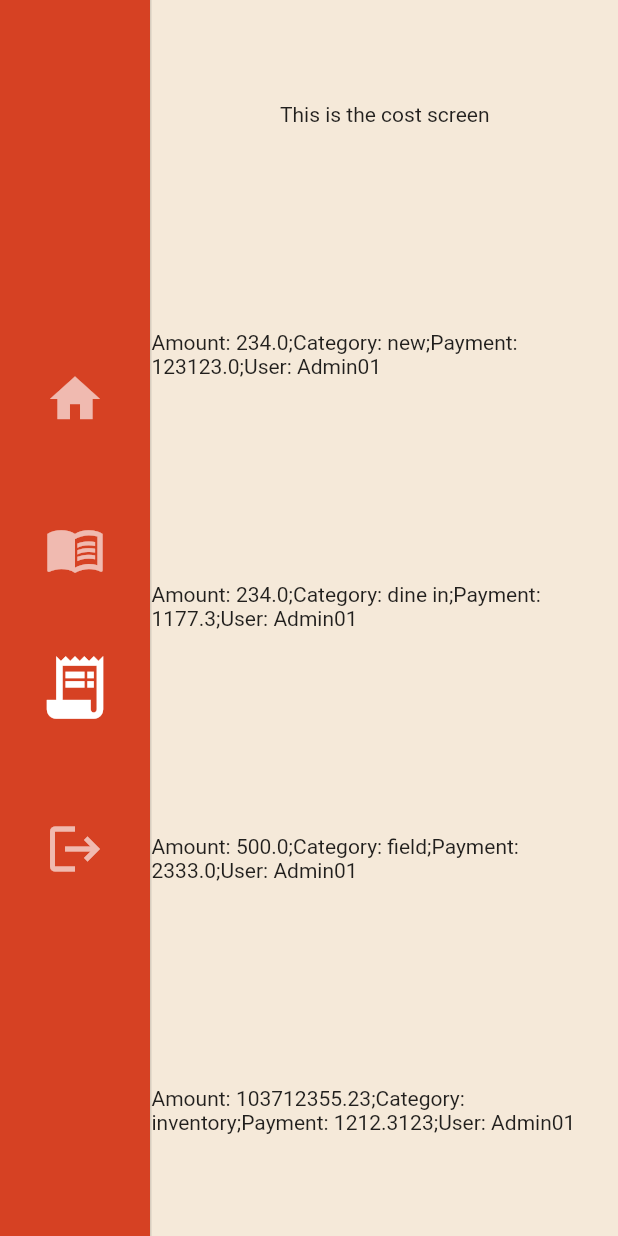
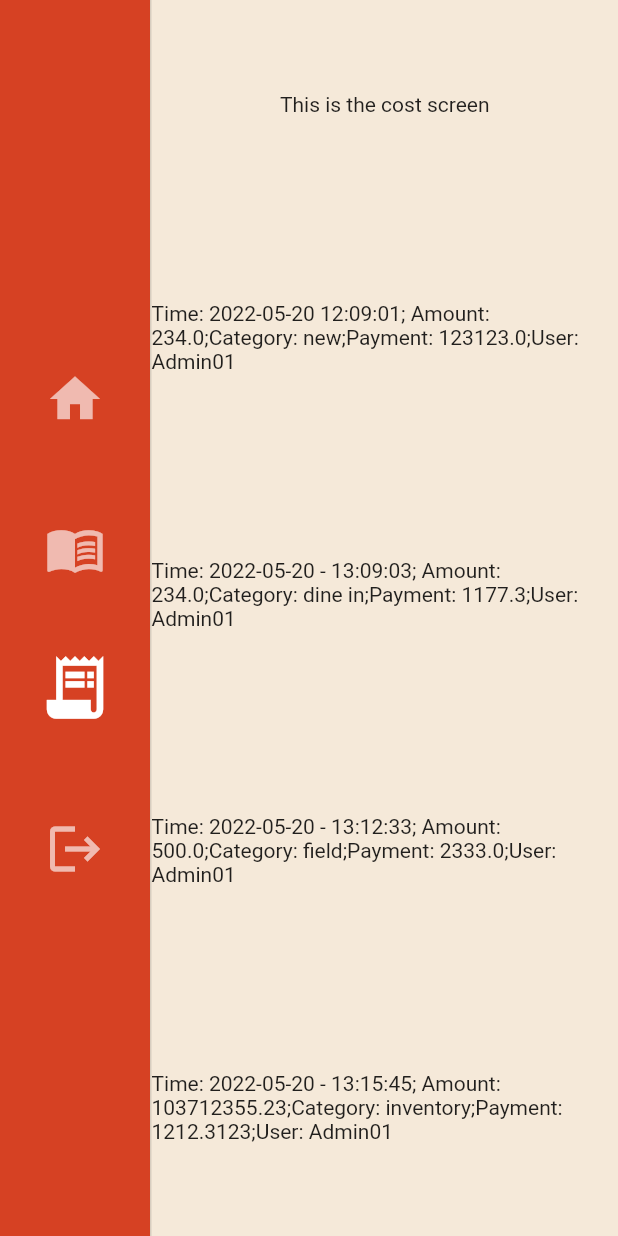
Before and after one commit to imcrisanto/sales-dashboard, a Flutter app: the screen it shows after launch, after a tap on "Add Entry", after a tap on the "menu book" icon, after a tap on the "settings" icon, on a phone screen of 412 x 824 dp. Run offline on Flutter 3.47's test engine with Material 2 defaults, Android fonts, the phone set to English and light mode, and no system bars; our stand-ins replace pinput.

Commit message:
added time and fixed dropdown ui

```diff
--- a/lib/database_mimic.dart
+++ b/lib/database_mimic.dart
@@ -1,13 +1,15 @@
 import 'package:flutter/foundation.dart';
 
 class DataEntry {
-  DataEntry(
-      double amountInt, String categoryInt, double paymentInt, String userInt) {
+  DataEntry(double amountInt, String categoryInt, double paymentInt,
+      String userInt, String timeInt) {
     amountEnt = amountInt;
     categoryEnt = categoryInt;
     paymentEnt = paymentInt;
     userEnt = userInt;
+    timeEnt = timeInt;
   }
+  String timeEnt = '0000-00-00 00:00:00';
   double amountEnt = 0.0;
   String categoryEnt = '';
   double paymentEnt = 0.0;
@@ -16,20 +18,22 @@ class DataEntry {
 
 class Entries {
   List<DataEntry> storage = [
-    DataEntry(234.00, 'new', 123123, 'Admin01'),
-    DataEntry(234.00, 'dine in', 1177.3, 'Admin01'),
-    DataEntry(500.00, 'field', 2333, 'Admin01'),
-    DataEntry(103712355.23, 'inventory', 1212.3123, 'Admin01')
+    DataEntry(234.00, 'new', 123123, 'Admin01', "2022-05-20 12:09:01"),
+    DataEntry(234.00, 'dine in', 1177.3, 'Admin01', "2022-05-20 - 13:09:03"),
+    DataEntry(500.00, 'field', 2333, 'Admin01', "2022-05-20 - 13:12:33"),
+    DataEntry(103712355.23, 'inventory', 1212.3123, 'Admin01',
+        "2022-05-20 - 13:15:45")
   ];
 
-  void addentry(
-      List<DataEntry> roll, double amt, String categ, double pay, String user) {
-    roll.add(DataEntry(amt, categ, pay, user));
+  void addentry(List<DataEntry> roll, double amt, String categ, double pay,
+      String user, String time) {
+    roll.add(DataEntry(amt, categ, pay, user, time));
     return;
   }
 
-  void testentry(double amt, String categ, double pay, String user) {
-    storage.add(DataEntry(amt, categ, pay, user));
+  void testentry(
+      double amt, String categ, double pay, String user, String time) {
+    storage.add(DataEntry(amt, categ, pay, user, time));
     return;
   }
 
@@ -37,7 +41,7 @@ class Entries {
     for (int i = 0; i < roll.length; i++) {
       if (kDebugMode) {
         print(
-            "Amount: ${roll[i].amountEnt};Category: ${roll[i].categoryEnt};Payment: ${roll[i].paymentEnt};User: ${roll[i].userEnt}");
+            "Time: ${roll[i].timeEnt}; Amount: ${roll[i].amountEnt};Category: ${roll[i].categoryEnt};Payment: ${roll[i].paymentEnt};User: ${roll[i].userEnt}");
       }
     }
   }
--- a/lib/screens/costs_screen.dart
+++ b/lib/screens/costs_screen.dart
@@ -14,7 +14,7 @@ class CostScreen extends StatelessWidget {
         const Text('This is the cost screen'),
         for (int i = 0; i < entry.length; i++)
           Text(
-              "Amount: ${entry[i].amountEnt};Category: ${entry[i].categoryEnt};Payment: ${entry[i].paymentEnt};User: ${entry[i].userEnt}")
+              "Time: ${entry[i].timeEnt}; Amount: ${entry[i].amountEnt};Category: ${entry[i].categoryEnt};Payment: ${entry[i].paymentEnt};User: ${entry[i].userEnt}")
       ],
     ));
   }
--- a/lib/screens/dashhome_screen.dart
+++ b/lib/screens/dashhome_screen.dart
@@ -1,4 +1,3 @@
-import 'package:flutter/foundation.dart';
 import 'package:flutter/material.dart';
 import 'package:sales_dashboard/database_mimic.dart';
 import '../screens/sales_screen.dart';
@@ -17,6 +16,7 @@ class _DashHomeScreenState extends State<DashHomeScreen> {
   late String _category;
   double _payment = 0;
   late String formattedDate;
+  late String entryDate;
   final List<String> categories = ["Dine-In", "Take-Out", "Delivery"];
 
   String _currentSelectedValue = 'Dine-In';
@@ -150,9 +150,9 @@ class _DashHomeScreenState extends State<DashHomeScreen> {
                             child: FormField<String>(
                               builder: (FormFieldState<String> state) {
                                 return InputDecorator(
-                                  isEmpty: true,
+                                  isEmpty: false,
                                   decoration: InputDecoration(
-                                      errorStyle: TextStyle(
+                                      errorStyle: const TextStyle(
                                           color: Colors.redAccent,
                                           fontSize: 16.0),
                                       hintText: 'Please select expense',
@@ -181,67 +181,6 @@ class _DashHomeScreenState extends State<DashHomeScreen> {
                               },
                             ),
                           )
-                          /*FormField<String>(
-                            builder: (FormFieldState<String> state) {
-                              return InputDecorator(
-                                  decoration: InputDecoration(
-                                      errorStyle: const TextStyle(
-                                          color: Colors.redAccent,
-                                          fontSize: 16.0),
-                                      hintText: 'Please select category',
-                                      border: OutlineInputBorder(
-                                          borderRadius:
-                                              BorderRadius.circular(5.0))),
-                                  child: DropdownButton<String>(
-                                    value: dropdownValue,
-                                    icon: const Icon(Icons.arrow_downward),
-                                    elevation: 16,
-                                    style: const TextStyle(
-                                        color: Colors.deepPurple),
-                                    underline: Container(
-                                      height: 2,
-                                      color: Colors.deepPurpleAccent,
-                                    ),
-                                    onChanged: (String? newValue) {
-                                      setState(() {
-                                        dropdownValue = newValue!;
-                                      });
-                                    },
-                                    items: <String>[
-                                      'Dine-in',
-                                      'Two',
-                                      'Free',
-                                      'Four'
-                                    ].map<DropdownMenuItem<String>>(
-                                        (String value) {
-                                      return DropdownMenuItem<String>(
-                                        value: value,
-                                        child: Text(value),
-                                      );
-                                    }).toList(),
-                                  ));
-                            },
-                          )*/
-                          /*Padding(
-                            padding: const EdgeInsets.symmetric(vertical: 16),
-                            child: TextFormField(
-                              onChanged: (value) {
-                                _category = value;
-                              },
-                              decoration: const InputDecoration(
-                                border: OutlineInputBorder(),
-                                hintText: 'Enter a search term',
-                              ),
-                              validator: (value) {
-                                if (value == null || value.isEmpty) {
-                                  return 'Please enter some text';
-                                } else if (isNumeric(value) == true) {
-                                  return 'Please enter a valid category';
-                                }
-                                return null;
-                              },
-                            ),
-                          )*/
                         ],
                       ),
                     ),
@@ -282,14 +221,16 @@ class _DashHomeScreenState extends State<DashHomeScreen> {
                       if (_formKey.currentState!.validate()) {
                         // If the form is valid, display a snackbar. In the real world,
                         // you'd often call a server or save the information in a database.
-                        if (kDebugMode) {
-                          //print(
-                          //    "Amount: $_amount Category: $_category, Payment: $_payment");
-                          widget.entry.add(DataEntry(
-                              _amount, _category, _payment, "Admin01"));
+                        var date = DateTime.now().toString();
 
-                          Entries().testprint(widget.entry);
-                        }
+                        var dateParse = DateTime.parse(date);
+
+                        entryDate =
+                            "${dateParse.year}-${dateParse.month}-${dateParse.day} ${dateParse.hour}:${dateParse.minute}:${dateParse.second}";
+                        widget.entry.add(DataEntry(_amount, _category, _payment,
+                            "Admin01", entryDate));
+
+                        Entries().testprint(widget.entry);
 
                         ScaffoldMessenger.of(context).showSnackBar(
                           const SnackBar(content: Text('Adding to database')),
```
